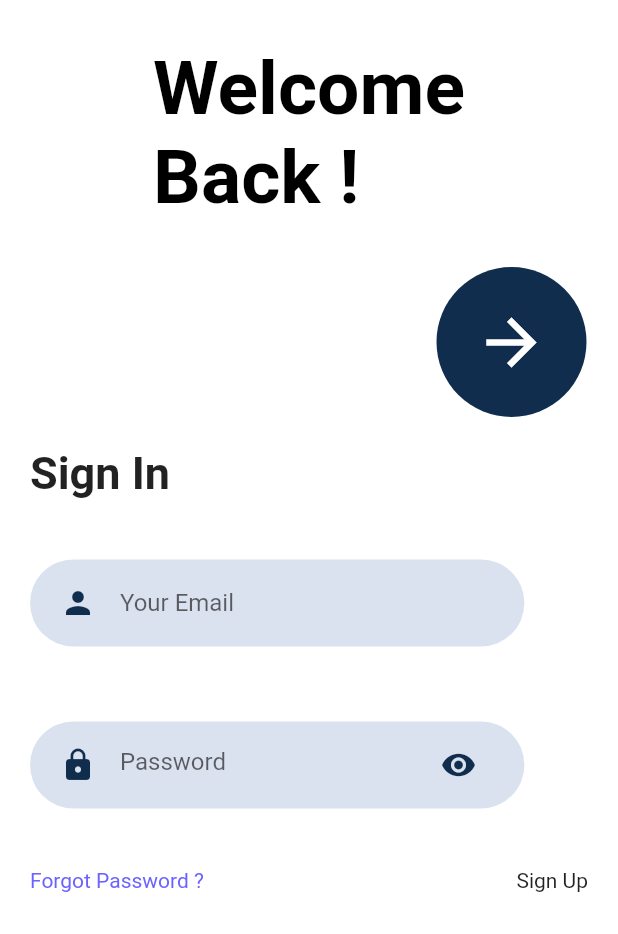
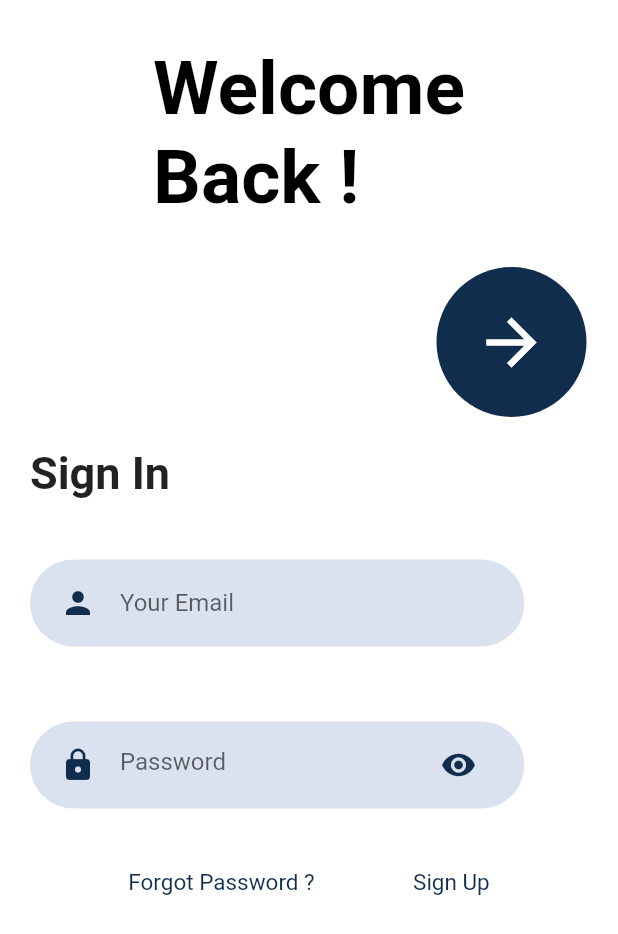
Before and after one commit to tanmay261/Piratica, a Flutter app: the screen it shows after launch, after a tap on "Sign In", on a phone screen of 412 x 824 dp. Shown: the top 934 px of the screen. Run offline on Flutter 3.47's test engine with Material 2 defaults, Android fonts, the phone set to English and light mode, and no system bars; our stand-ins replace flutter_svg, font_awesome_flutter, material_design_icons_flutter; network calls fail.

Commit message:
✨theme Updated

```diff
--- a/lib/main.dart
+++ b/lib/main.dart
@@ -1,5 +1,6 @@
 
 import 'package:PiraticaApp/screens/login_screen.dart';
+import 'package:PiraticaApp/screens/nav_screens.dart';
 import 'package:PiraticaApp/screens/profile_page.dart';
 import 'package:PiraticaApp/screens/signIn_page.dart';
 import 'package:PiraticaApp/screens/home_screen.dart';
@@ -30,8 +31,9 @@ class MyApp extends StatelessWidget {
        HomeScreen.id :(context)=>HomeScreen(),
         'Sign In':(context)=>SignInPage(),
         'Profile':(context)=>ProfilePage(),
+        NavScreen.id:(context)=>NavScreen(),
       },
-      initialRoute:HomeScreen.id,
+      initialRoute:NavScreen.id,
     );
   }
 }
--- a/lib/screens/profile_page.dart
+++ b/lib/screens/profile_page.dart
@@ -1,34 +1,25 @@
 import 'package:PiraticaApp/data/data.dart';
+import 'package:PiraticaApp/widgets/constants.dart';
 import 'package:flutter/material.dart';
 
 class ProfilePage extends StatelessWidget {
   @override
   Widget build(BuildContext context) {
     return Scaffold(
+      backgroundColor: drawerTextColor,
       appBar: AppBar(
         title: Text('Profile'),
       ),
       body: ListView(
               children:[ Stack(
           children: [
+
             Column(
               children: [
                 Container(
-                  color: Colors.greenAccent,
+                  color: drawerTextColor,
                   width: double.infinity,
                   height: 250.0,
-                ),
-                Container(
-                  height: 500.0,
-                  width: double.infinity,
-                  decoration: BoxDecoration(
-                    color: Colors.white,
-                    borderRadius: BorderRadius.all(
-                      Radius.circular(100.0),
-                    ),
-                  ),
-                )
-              ],
                 ),
                 Column(
               children: [
@@ -125,6 +116,8 @@ class ProfilePage extends StatelessWidget {
                 height: 20.0,
                 ),
                 Row(
+
+                  mainAxisAlignment: MainAxisAlignment.spaceBetween,
                 children: [
                   Text(
                     'Stories',
@@ -133,11 +126,16 @@ class ProfilePage extends StatelessWidget {
                         fontWeight: FontWeight.bold,
                         letterSpacing: 0.5,
                         fontFamily: 'SansitaSwashed'),
-                    )
+                  ),
+                  Text('See All',)
+                ],
+                ),
+
               ],
             )
               ],
             ),
+
           ],
         )],
       ),
--- a/lib/screens/signIn_page.dart
+++ b/lib/screens/signIn_page.dart
@@ -5,7 +5,6 @@ import 'package:PiraticaApp/components/rounded_password_field.dart';
 import 'package:PiraticaApp/widgets/constants.dart';
 import 'package:PiraticaApp/widgets/signInContainer.dart';
 import 'package:flutter/material.dart';
-
 
 class SignInPage extends StatelessWidget {
   @override
@@ -45,6 +44,7 @@ class SignInPage extends StatelessWidget {
                     ),
                   ),
                   Container(
+
                     margin: EdgeInsets.only(left: 270.0),
                     height: 100.0,
                     width: 100.0,
@@ -78,27 +78,27 @@ class SignInPage extends StatelessWidget {
                           height: 30.0,
                         ),
                         RoundedInputField(
-                          hintText:'Your Email',
-                        onChanged: (value){},
+                          hintText: 'Your Email',
+                          onChanged: (value) {},
                         ),
                         SizedBox(
                           height: 30.0,
                         ),
                         RoundedPasswordField(
-
-                          onChanged: (value){},
+                          onChanged: (value) {},
                         ),
                         SizedBox(
                           height: 30.0,
                         ),
                         Row(
-                          mainAxisAlignment: MainAxisAlignment.spaceBetween,
+                          mainAxisAlignment: MainAxisAlignment.spaceEvenly,
                           children: [
                             GestureDetector(
                               child: Text(
                                 'Forgot Password ?',
                                 style: TextStyle(
-                                  color: Color(0xFF6c63ff),
+                                  color: kPrimaryColor,
+                                  fontSize: 15.0,
                                 ),
                               ),
                               onTap: () {
@@ -106,7 +106,14 @@ class SignInPage extends StatelessWidget {
                               },
                             ),
                             GestureDetector(
-                              child: Text('Sign Up'),
+                              child: Text(
+                                'Sign Up',
+                                style: TextStyle(
+                                  color: kPrimaryColor,
+                                  fontSize: 15.0,
+                                  fontWeight: FontWeight.w400,
+                                ),
+                              ),
                               onTap: () {
                                 print('Sign up page opened');
                               },
--- a/lib/widgets/signInContainer.dart
+++ b/lib/widgets/signInContainer.dart
@@ -12,9 +12,10 @@ class SignInContainer extends StatelessWidget {
   Widget build(BuildContext context) {
     return SafeArea(
           child: Container(
+            decoration: BoxDecoration(color: drawerTextColor,borderRadius: BorderRadius.circular(20.0)),
         height: 50.0,
         width: 600.0,
-        color: kPrimaryColor,//Color(0xFF6c63ff)
+        //Color(0xFF6c63ff)
         padding: EdgeInsets.only(left: 15.0),
         child: Row(children: [
           Image.asset(
@@ -25,7 +26,7 @@ class SignInContainer extends StatelessWidget {
           SizedBox(width: 30.0),
           Text(
             text,
-            style: TextStyle(fontSize: 18.0, color: Colors.black, letterSpacing: 1.5),
+            style: TextStyle(fontSize: 18.0, color: kPrimaryColor, letterSpacing: 1.5),
           ),
         ]),
 
```
Lines whose indentation alone changed are shown as unchanged.
